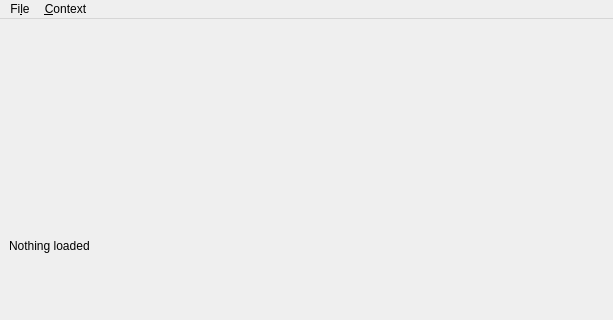
Before: the Qt Designer form studio/main_window.ui in caryoscelus/rainynite-studio, drawn with Qt 5; both pictures show x 0 to 613 and y 0 to 320 of the 613 by 495 pixel window.
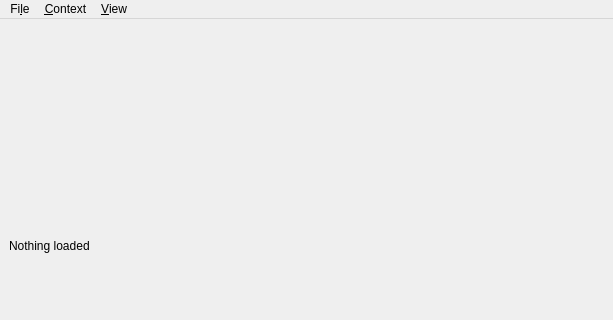
After: the same form once the commit is applied. Icons and pictures are not drawn.

Patch:
```diff
--- a/studio/main_window.ui
+++ b/studio/main_window.ui
@@ -46,8 +46,15 @@
     </property>
     <addaction name="action_render"/>
    </widget>
+   <widget class="QMenu" name="menu_view">
+    <property name="title">
+     <string>&amp;View</string>
+    </property>
+    <addaction name="action_redraw"/>
+   </widget>
    <addaction name="menu_file"/>
    <addaction name="menu_context"/>
+   <addaction name="menu_view"/>
   </widget>
   <widget class="QStatusBar" name="statusbar"/>
   <action name="action_quit">
```
Left out of the diff: 11 changed lines with no effect on the pictures.
